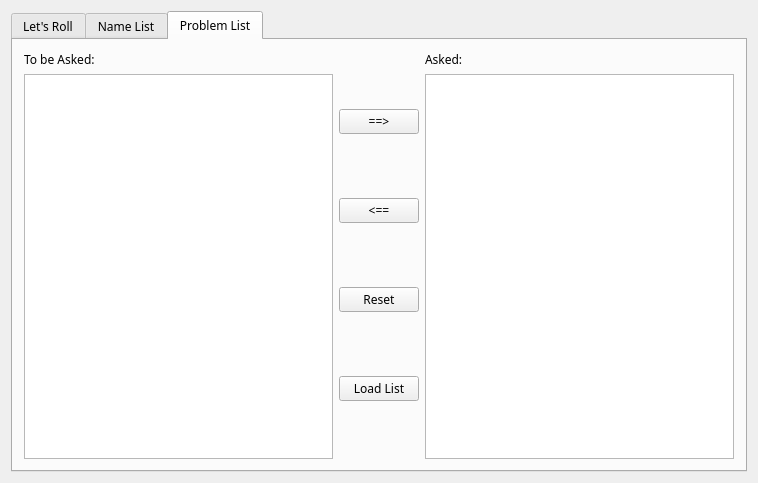
The window that mainwindow.ui (blackskygg/RollingLydia) describes before a commit, drawn with Qt 5.
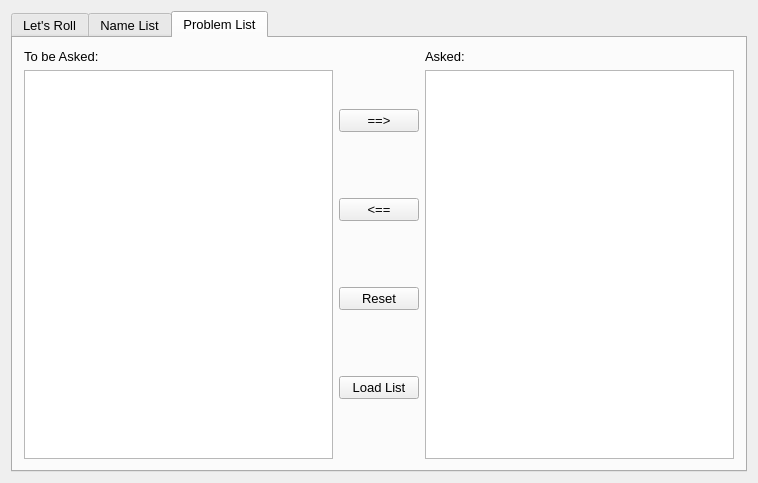
The same window after the commit. The open tabs and pages were chosen to show the change.

```diff
--- a/mainwindow.ui
+++ b/mainwindow.ui
@@ -12,7 +12,7 @@
   </property>
   <property name="font">
    <font>
-    <family>SimHei</family>
+    <pointsize>10</pointsize>
    </font>
   </property>
   <property name="windowTitle">
```
Left out of the diff: 4 changed lines with no effect on the pictures.
